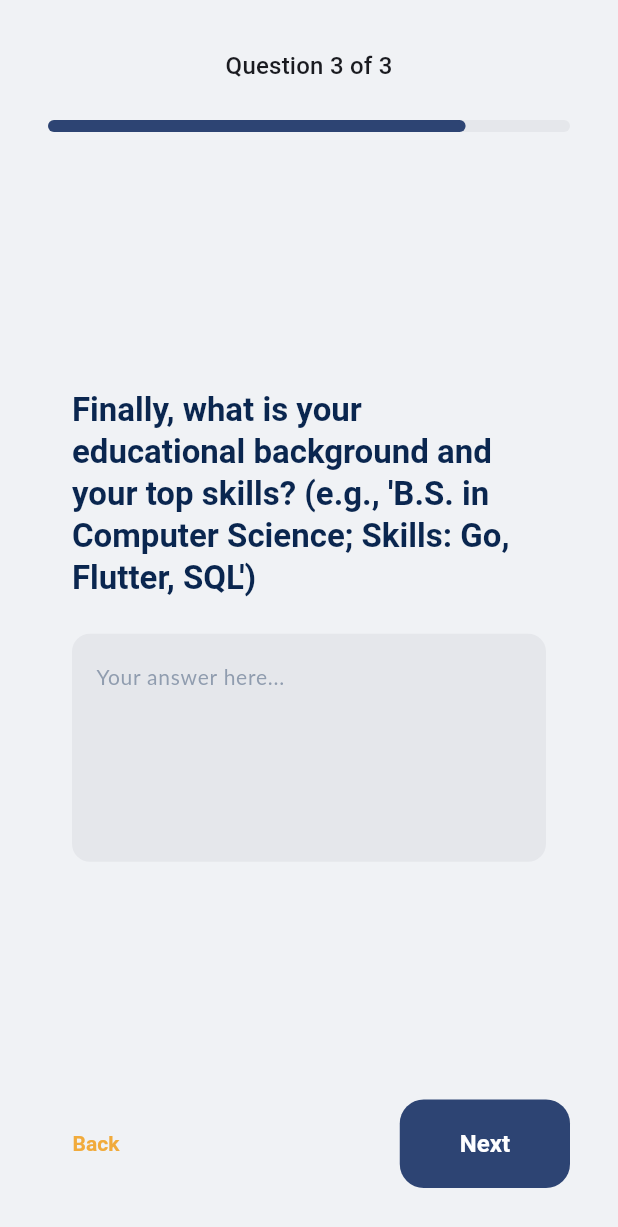
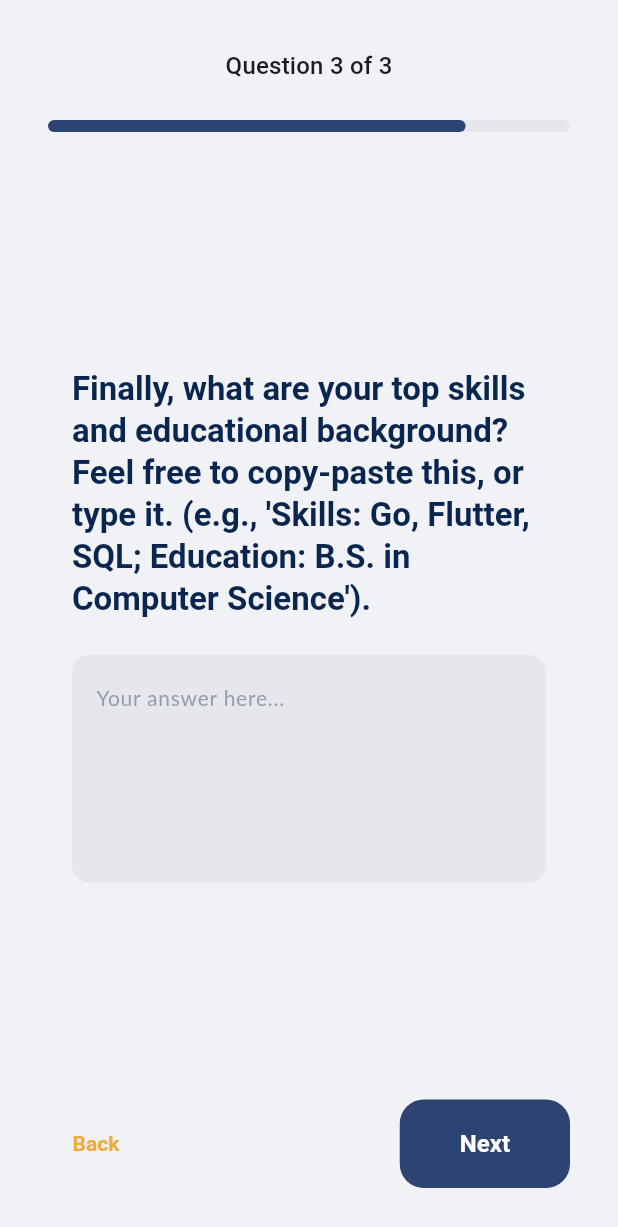
Before and after one commit to DeleMike/aipply_app, a Flutter app: the QuestionnaireScreen screen opened directly with empty values, swiped to page 4, on a phone screen of 412 x 824 dp. Shown: the top 1227 px of the screen. Run offline on Flutter 3.47's test engine with Material 3 defaults, Android fonts, the phone set to English and light mode, and no system bars; our stand-ins replace device_preview, dio, dropdown_button2, flutter_riverpod, fluttertoast, go_router and 2 more; missing offline and left inert: html_editor_enhanced, htmltopdfwidgets; Roboto replaces fonts that are missing (Lato, Poppins).

Commit message:
improve the static questions

```diff
--- a/lib/core/questionnaire/presentation/questionnaire_screen.dart
+++ b/lib/core/questionnaire/presentation/questionnaire_screen.dart
@@ -37,9 +37,11 @@ class _QuestionnaireScreenState extends ConsumerState<QuestionnaireScreen>
 
   late List<String> _allQuestions;
   final List<String> _staticQuestions = [
-    "First, what is your full name, email address, and phone number?",
-    "Briefly describe your relevant experience. This can be jobs, internships, or key projects. (e.g., 'Senior Dev at AIpply, 2020-2023' or 'Final Year Project: AIpply App').",
-    "Finally, what is your educational background and your top skills? (e.g., 'B.S. in Computer Science; Skills: Go, Flutter, SQL')",
+    "First, what's your core contact info? (Full Name, Email, Phone, and your LinkedIn/GitHub URL if you have one).",
+
+    "What's your work history? You can copy-paste this from a CV, or just type it out. (e.g., 'Senior Dev, Google, 2020-Present' or 'Freelance Writer, 2023'). Please put each role on a new line.",
+
+    "Finally, what are your top skills and educational background? Feel free to copy-paste this, or type it. (e.g., 'Skills: Go, Flutter, SQL; Education: B.S. in Computer Science').",
   ];
 
   @override
```
